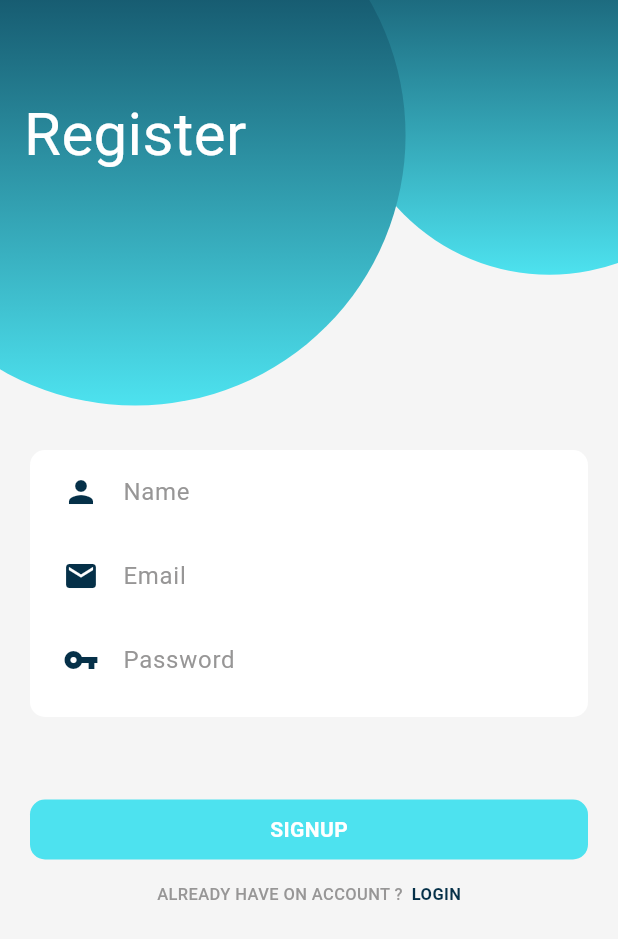
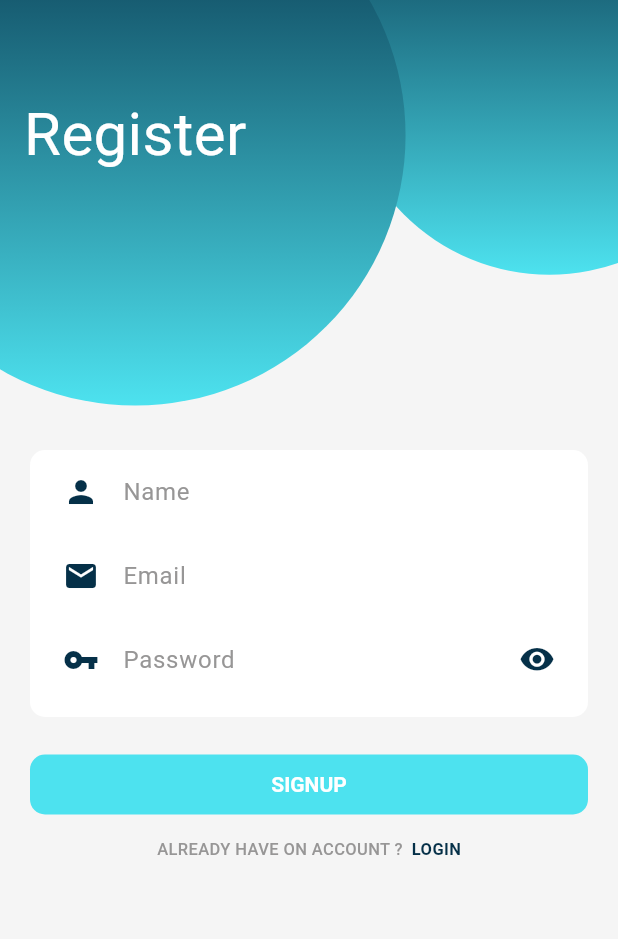
Before and after one commit to maniangdoz/exo_post, a Flutter app: the RegisterScreen screen opened directly, on a phone screen of 412 x 824 dp. Shown: the top 939 px of the screen. Run offline on Flutter 3.47's test engine with Material 2 defaults, Android fonts, the light colour scheme and no system bars; our stand-ins replace bloc, equatable, flutter_animate, flutter_bloc, get_it, go_router and 3 more; accounts and stored records are empty.

Commit message:
factorise code

```diff
--- a/lib/common/router.dart
+++ b/lib/common/router.dart
@@ -18,6 +18,7 @@ class ScreenPaths {
   static String postPage = '/post';
   static String detailPostPage = 'post-detail/:id';
   static String authPage = '/login';
+  static String authPage_register = 'register';
   static String registerPage = '/register';
   static String profilPage = '/me';
   static String userPostPage = 'post-user/:id';
@@ -26,7 +27,7 @@ class ScreenPaths {
 final _rootNavigatorKey = GlobalKey<NavigatorState>();
 
 final appRouter = GoRouter(
-  initialLocation: ScreenPaths.postPage,
+  initialLocation: ScreenPaths.authPage,
   navigatorKey: _rootNavigatorKey,
   errorBuilder: (context, state) => const ErrorScreen(),
   redirect: _redirect,
@@ -51,6 +52,12 @@ final appRouter = GoRouter(
     GoRoute(
       path: ScreenPaths.authPage,
       builder: (context, state) => const AuthScreen(),
+      routes: [
+        GoRoute(
+          path: ScreenPaths.authPage_register,
+          builder: (context, state) => const RegisterScreen(),
+        )
+      ],
     ),
     GoRoute(
       path: ScreenPaths.registerPage,
--- a/lib/common/styles/sizes.dart
+++ b/lib/common/styles/sizes.dart
@@ -1,4 +1,6 @@
 class AppSizes {
+  AppSizes._();
+
   static const double heightButton = 40;
   static const double titleLabel = 40;
   static const double meduimText = 11;
--- a/lib/common/styles/theme.dart
+++ b/lib/common/styles/theme.dart
@@ -3,7 +3,7 @@ import 'colors.dart';
 
 class AppTheme {
   static ThemeData lightTheme = ThemeData(
-    useMaterial3:true,
+    useMaterial3: true,
     brightness: Brightness.light,
     primaryColor: AppColors.primaryColor,
     scaffoldBackgroundColor: AppColors.scaffoldBackgroundColorLight,
@@ -18,7 +18,7 @@ class AppTheme {
   );
 
   static ThemeData darkTheme = ThemeData(
-    useMaterial3:true,
+    useMaterial3: true,
     brightness: Brightness.dark,
     primaryColor: AppColors.primaryColor,
     scaffoldBackgroundColor: AppColors.scaffoldBackgroundColorDark,
--- a/lib/features/auth/presentation/pages/auth_screen.dart
+++ b/lib/features/auth/presentation/pages/auth_screen.dart
@@ -2,12 +2,14 @@ import 'package:exo_post/common/router.dart';
 import 'package:exo_post/common/styles/colors.dart';
 import 'package:exo_post/common/styles/sizes.dart';
 import 'package:exo_post/common/utils/app_utils.dart';
-import 'package:exo_post/common/utils/app_validator.dart';
-import 'package:exo_post/features/shared/presentation/button_shared.dart';
-import 'package:exo_post/features/shared/presentation/text_field_shared.dart';
-import 'package:exo_post/features/shared/presentation/text_label_shared.dart';
+import 'package:exo_post/features/shared/presentation/widgets/button_shared.dart';
+import 'package:exo_post/features/shared/presentation/widgets/text_label_shared.dart';
 import 'package:flutter/material.dart';
 import 'package:go_router/go_router.dart';
+
+import '../../../shared/presentation/widgets/auth_register_container.dart';
+import '../../../shared/presentation/widgets/email_input.dart';
+import '../../../shared/presentation/widgets/password_input.dart';
 
 class AuthScreen extends StatefulWidget {
   const AuthScreen({Key? key}) : super(key: key);
@@ -20,7 +22,6 @@ class _AuthScreenState extends State<AuthScreen> {
   final _formKey = GlobalKey<FormState>();
   final _emailTextFieldController = TextEditingController();
   final _passwordTextFieldController = TextEditingController();
-  // bool _isShowPassword = false;
 
   @override
   Widget build(BuildContext context) {
@@ -39,42 +40,25 @@ class _AuthScreenState extends State<AuthScreen> {
               key: _formKey,
               child: ListView(
                 children: <Widget>[
-                  Container(
-                    decoration: BoxDecoration(
-                        color: AppColors.onPrimaryColor,
-                        borderRadius: BorderRadius.circular(10)),
-                    margin: const EdgeInsets.fromLTRB(20, 300, 20, 15),
-                    padding: const EdgeInsets.fromLTRB(10, 0, 10, 10),
-                    child: Column(
-                      children: <Widget>[
-                        TextFieldShared(
-                            controller: _emailTextFieldController,
-                            icon: Icons.email,
-                            labelText: "Email",
-                            typeText: "Email",
-                            maxLines: 1,
-                            validator: AppValidors.emailValidtor),
-                        TextFieldShared(
-                            controller: _passwordTextFieldController,
-                            icon: Icons.vpn_key,
-                            labelText: "Password",
-                            typeText: "Password",
-                            maxLines: 1,
-                            validator: AppValidors.passwordValidtor),
+                  AuthRegisterContainer(
+                    children: [
+                      EmailInput(
+                        emailTextFieldController: _emailTextFieldController,
+                      ),
+                      PasswordInput(
+                        passwordTextFieldController:
+                            _passwordTextFieldController,
+                      ),
                     ],
                   ),
-                  ),
                   Container(
-                    margin: const EdgeInsets.fromLTRB(20, 40, 20, 15),
-                    child: Column(
-                      children: <Widget>[
-                        ButtonShared(
+                    margin: const EdgeInsets.fromLTRB(20, 10, 20, 15),
+                    child: ButtonShared(
                       text: "SIGN IN",
                       colorButton: AppUtils.isDarkMode(context)
                           ? AppColors.primaryColor
                           : AppColors.accentColor,
-                            onClick: _doLogin)
-                      ],
+                      onClick: _doLogin,
                     ),
                   ),
                   Row(
@@ -95,7 +79,8 @@ class _AuthScreenState extends State<AuthScreen> {
                         labelText: " SIGN UP",
                         sizeLabelText: AppSizes.meduimText,
                         fontLabelText: FontWeight.w700,
-                          onClick: _goToRegisterPage),
+                        onClick: _goToRegisterPage,
+                      ),
                     ],
                   )
                 ],
@@ -111,10 +96,7 @@ class _AuthScreenState extends State<AuthScreen> {
     if (_formKey.currentState!.validate()) {
       String email = _emailTextFieldController.text.toString().trim();
       String password = _passwordTextFieldController.text.toString().trim();
-
-      // widget.loginBloc.add(LoginEventDoLogin(
-      //     loginRequest: LoginRequest(email: email, password: password)));
-      String message = "email: ${email} password: $password";
+      String message = "email: $email password: $password";
 
       AppUtils.showAlert(
           context,
@@ -126,6 +108,6 @@ class _AuthScreenState extends State<AuthScreen> {
   }
 
   void _goToRegisterPage() {
-    context.go(ScreenPaths.registerPage);
+    context.go('${ScreenPaths.authPage}/${ScreenPaths.authPage_register}');
   }
 }
--- a/lib/features/register/presentation/pages/register_screen.dart
+++ b/lib/features/register/presentation/pages/register_screen.dart
@@ -2,12 +2,15 @@ import 'package:exo_post/common/router.dart';
 import 'package:exo_post/common/styles/colors.dart';
 import 'package:exo_post/common/styles/sizes.dart';
 import 'package:exo_post/common/utils/app_utils.dart';
-import 'package:exo_post/common/utils/app_validator.dart';
-import 'package:exo_post/features/shared/presentation/button_shared.dart';
-import 'package:exo_post/features/shared/presentation/text_field_shared.dart';
-import 'package:exo_post/features/shared/presentation/text_label_shared.dart';
+import 'package:exo_post/features/shared/presentation/widgets/button_shared.dart';
+import 'package:exo_post/features/shared/presentation/widgets/text_label_shared.dart';
 import 'package:flutter/material.dart';
 import 'package:go_router/go_router.dart';
+
+import '../../../shared/presentation/widgets/auth_register_container.dart';
+import '../../../shared/presentation/widgets/email_input.dart';
+import '../../../shared/presentation/widgets/name_input.dart';
+import '../../../shared/presentation/widgets/password_input.dart';
 
 class RegisterScreen extends StatefulWidget {
   const RegisterScreen({Key? key}) : super(key: key);
@@ -21,7 +24,6 @@ class _RegisterScreenState extends State<RegisterScreen> {
   final _nameTextFieldController = TextEditingController();
   final _emailTextFieldController = TextEditingController();
   final _passwordTextFieldController = TextEditingController();
-  bool _isShowPassword = false;
 
   @override
   Widget build(BuildContext context) {
@@ -40,49 +42,27 @@ class _RegisterScreenState extends State<RegisterScreen> {
               key: _formKey,
               child: ListView(
                 children: <Widget>[
-                  Container(
-                    decoration: BoxDecoration(
-                        color: AppColors.onPrimaryColor,
-                        borderRadius: BorderRadius.circular(10)),
-                    margin: const EdgeInsets.fromLTRB(20, 300, 20, 15),
-                    padding: const EdgeInsets.fromLTRB(10, 0, 10, 10),
-                    child: Column(
-                      children: <Widget>[
-                        TextFieldShared(
-                            controller: _nameTextFieldController,
-                            icon: Icons.person,
-                            labelText: "Name",
-                            typeText: "Text",
-                            maxLines: 1,
-                            validator: AppValidors.nameValidtor),
-                        TextFieldShared(
-                            controller: _emailTextFieldController,
-                            icon: Icons.email,
-                            labelText: "Email",
-                            typeText: "Email",
-                            maxLines: 1,
-                            validator: AppValidors.emailValidtor),
-                        TextFieldShared(
-                            controller: _passwordTextFieldController,
-                            icon: Icons.vpn_key,
-                            labelText: "Password",
-                            typeText: "Password",
-                            maxLines: 1,
-                            validator: AppValidors.passwordValidtor),
-                      ],
-                    ),
+                  AuthRegisterContainer(
+                    children: [
+                      NameInput(
+                          nameTextFieldController: _nameTextFieldController),
+                      EmailInput(
+                        emailTextFieldController: _emailTextFieldController,
+                      ),
+                      PasswordInput(
+                        passwordTextFieldController:
+                            _passwordTextFieldController,
+                      ),
+                    ],
                   ),
                   Container(
-                    margin: const EdgeInsets.fromLTRB(20, 40, 20, 15),
-                    child: Column(
-                      children: <Widget>[
-                        ButtonShared(
-                            text: "SIGNUP",
-                            colorButton: AppUtils.isDarkMode(context)
-                                ? AppColors.primaryColor
-                                : AppColors.accentColor,
-                            onClick: _doRegister)
-                      ],
+                    margin: const EdgeInsets.fromLTRB(20, 10, 20, 15),
+                    child: ButtonShared(
+                      text: "SIGNUP",
+                      colorButton: AppUtils.isDarkMode(context)
+                          ? AppColors.primaryColor
+                          : AppColors.accentColor,
+                      onClick: _doRegister,
                     ),
                   ),
                   Row(
@@ -120,7 +100,7 @@ class _RegisterScreenState extends State<RegisterScreen> {
       String email = _emailTextFieldController.text.toString().trim();
       String name = _nameTextFieldController.text.toString().trim();
       String password = _passwordTextFieldController.text.toString().trim();
-      String message = "name: ${name}email: ${email} password: $password";
+      String message = "name: $name email: $email password: $password";
       // widget.registerBloc.add(RegisterEventDoRegister(
       //     registerRequest: RegisterRequest(email: email, password: password)));
       AppUtils.showAlert(
--- a/lib/features/shared/presentation/button_shared.dart
+++ /dev/null
@@ -1,44 +0,0 @@
-import 'package:exo_post/common/styles/colors.dart';
-import 'package:exo_post/common/styles/sizes.dart';
-import 'package:flutter/material.dart';
-
-class ButtonShared extends StatelessWidget {
-  final String text;
-  final Color colorButton;
-  final VoidCallback? onClick;
-  const ButtonShared(
-      {Key? key,
-      required this.text,
-      required this.colorButton,
-      required this.onClick})
-      : super(key: key);
-
-  @override
-  Widget build(BuildContext context) {
-    return SizedBox(
-      height: AppSizes.heightButton,
-      child: Container(
-        decoration: BoxDecoration(
-          borderRadius: BorderRadius.circular(10),
-          color: colorButton,
-        ),
-        child: Material(
-          color: Colors.transparent,
-          child: InkWell(
-            splashColor: AppColors.primaryColor,
-            onTap: onClick,
-            child: Center(
-              child: Text(
-                text,
-                style: const TextStyle(
-                  color: AppColors.onPrimaryColor,
-                  fontWeight: FontWeight.w700,
-                ),
-              ),
-            ),
-          ),
-        ),
-      ),
-    );
-  }
-}
--- /dev/null
+++ b/lib/features/shared/presentation/widgets/auth_register_container.dart
@@ -0,0 +1,25 @@
+import 'package:flutter/material.dart';
+
+import '../../../../common/styles/colors.dart';
+
+class AuthRegisterContainer extends StatelessWidget {
+  const AuthRegisterContainer({
+    super.key, this.children = const [],
+  });
+
+  final List<Widget>? children;
+
+  @override
+  Widget build(BuildContext context) {
+    return Container(
+      decoration: BoxDecoration(
+          color: AppColors.onPrimaryColor,
+          borderRadius: BorderRadius.circular(10)),
+      margin: const EdgeInsets.fromLTRB(20, 300, 20, 15),
+      padding: const EdgeInsets.fromLTRB(10, 0, 10, 10),
+      child: Column(
+        children: children ?? [],
+      ),
+    );
+  }
+}
--- /dev/null
+++ b/lib/features/shared/presentation/widgets/button_shared.dart
@@ -0,0 +1,36 @@
+import 'package:exo_post/common/styles/colors.dart';
+import 'package:exo_post/common/styles/sizes.dart';
+import 'package:flutter/material.dart';
+
+class ButtonShared extends StatelessWidget {
+  final String text;
+  final Color colorButton;
+  final VoidCallback? onClick;
+  const ButtonShared(
+      {Key? key,
+      required this.text,
+      required this.colorButton,
+      required this.onClick})
+      : super(key: key);
+
+  @override
+  Widget build(BuildContext context) {
+    return SizedBox(
+      height: AppSizes.heightButton,
+      child: TextButton(
+        onPressed: onClick,
+        style: TextButton.styleFrom(
+          backgroundColor: colorButton,
+          foregroundColor: AppColors.onPrimaryColor,
+          textStyle: const TextStyle(
+            fontWeight: FontWeight.w700,
+          ),
+          shape: RoundedRectangleBorder(
+            borderRadius: BorderRadius.circular(10),
+          ),
+        ),
+        child: Text(text),
+      ),
+    );
+  }
+}
--- /dev/null
+++ b/lib/features/shared/presentation/widgets/email_input.dart
@@ -0,0 +1,25 @@
+import 'package:flutter/material.dart';
+
+import '../../../../common/utils/app_validator.dart';
+import 'text_field_shared.dart';
+
+class EmailInput extends StatelessWidget {
+  const EmailInput({
+    super.key,
+    required TextEditingController emailTextFieldController,
+  }) : _emailTextFieldController = emailTextFieldController;
+
+  final TextEditingController _emailTextFieldController;
+
+  @override
+  Widget build(BuildContext context) {
+    return TextFieldShared(
+      controller: _emailTextFieldController,
+      icon: Icons.email,
+      labelText: "Email",
+      typeText: "Email",
+      maxLines: 1,
+      validator: AppValidors.emailValidtor,
+    );
+  }
+}
--- /dev/null
+++ b/lib/features/shared/presentation/widgets/name_input.dart
@@ -0,0 +1,25 @@
+import 'package:flutter/material.dart';
+
+import '../../../../common/utils/app_validator.dart';
+import 'text_field_shared.dart';
+
+class NameInput extends StatelessWidget {
+  const NameInput({
+    super.key,
+    required TextEditingController nameTextFieldController,
+  }) : _nameTextFieldController = nameTextFieldController;
+
+  final TextEditingController _nameTextFieldController;
+
+  @override
+  Widget build(BuildContext context) {
+    return TextFieldShared(
+      controller: _nameTextFieldController,
+      icon: Icons.person,
+      labelText: "Name",
+      typeText: "Text",
+      maxLines: 1,
+      validator: AppValidors.nameValidtor,
+    );
+  }
+}
--- /dev/null
+++ b/lib/features/shared/presentation/widgets/password_input.dart
@@ -0,0 +1,44 @@
+import 'package:flutter/material.dart';
+
+import '../../../../common/styles/colors.dart';
+import '../../../../common/utils/app_validator.dart';
+import 'text_field_shared.dart';
+
+class PasswordInput extends StatefulWidget {
+  const PasswordInput({
+    super.key,
+    required TextEditingController passwordTextFieldController,
+  }) : _passwordTextFieldController = passwordTextFieldController;
+
+  final TextEditingController _passwordTextFieldController;
+
+  @override
+  State<PasswordInput> createState() => _PasswordInputState();
+}
+
+class _PasswordInputState extends State<PasswordInput> {
+  bool hideText = true;
+
+  @override
+  Widget build(BuildContext context) {
+    return TextFieldShared(
+      controller: widget._passwordTextFieldController,
+      icon: Icons.vpn_key,
+      labelText: "Password",
+      typeText: hideText ? "Password" : "",
+      maxLines: 1,
+      validator: AppValidors.passwordValidtor,
+      suffixIcon: IconButton(
+        onPressed: () {
+          setState(() {
+            hideText = !hideText;
+          });
+        },
+        icon: Icon(
+          hideText ? Icons.visibility_rounded : Icons.visibility_off_rounded,
+          color: AppColors.primaryColor,
+        ),
+      ),
+    );
+  }
+}
--- a/lib/features/shared/presentation/text_field_shared.dart
+++ b/lib/features/shared/presentation/widgets/text_field_shared.dart
@@ -8,6 +8,7 @@ class TextFieldShared extends StatelessWidget {
   final int? maxLines;
   final TextEditingController? controller;
   final FormFieldValidator<String>? validator;
+  final Widget? suffixIcon;
 
   const TextFieldShared({
     Key? key,
@@ -16,7 +17,7 @@ class TextFieldShared extends StatelessWidget {
     required this.labelText,
     required this.typeText,
     required this.maxLines,
-    this.validator,
+    this.validator, this.suffixIcon,
   }) : super(key: key);
 
   @override
@@ -32,6 +33,7 @@ class TextFieldShared extends StatelessWidget {
           icon,
           color: AppColors.primaryColor,
         ),
+        suffixIcon: suffixIcon,
         focusedBorder: UnderlineInputBorder(
           borderSide: BorderSide(
             color: AppColors.scaffoldBackgroundColorLight,
```
Also changed, not shown: lib/features/shared/presentation/widgets/text_label_shared.dart (renamed from lib/features/shared/presentation/text_label_shared.dart). Lines whose indentation alone changed are shown as unchanged.
